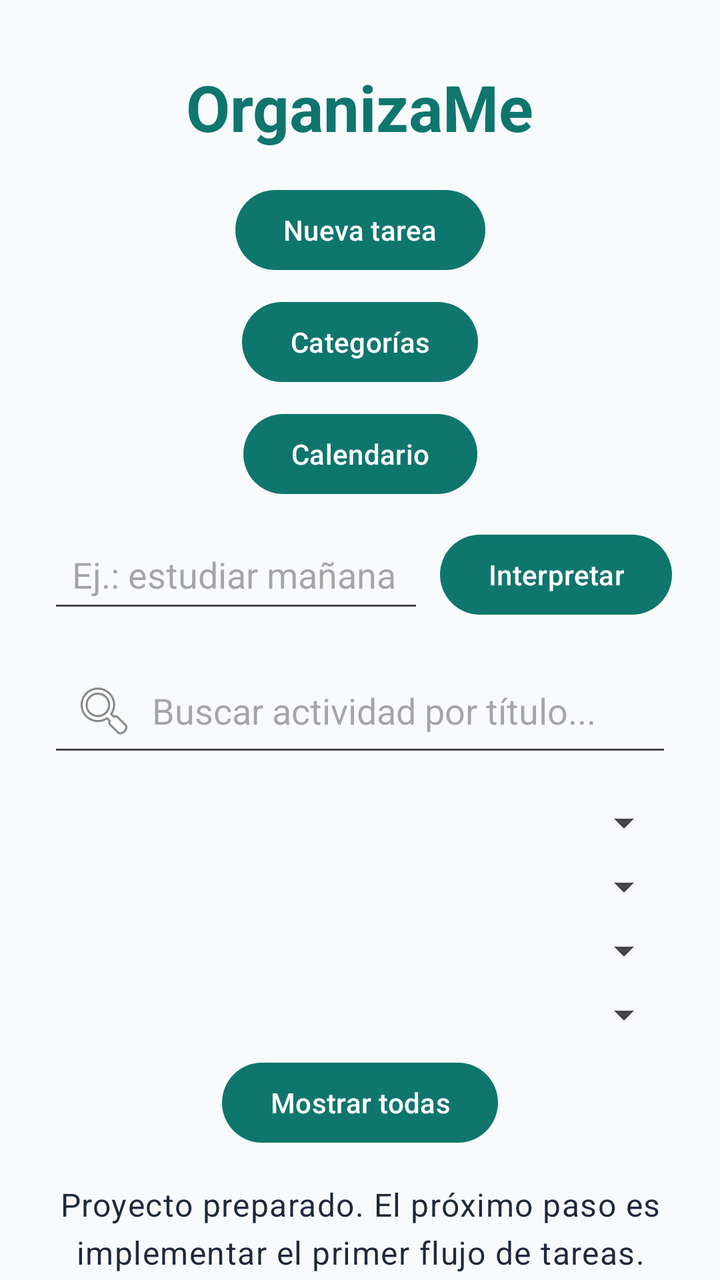
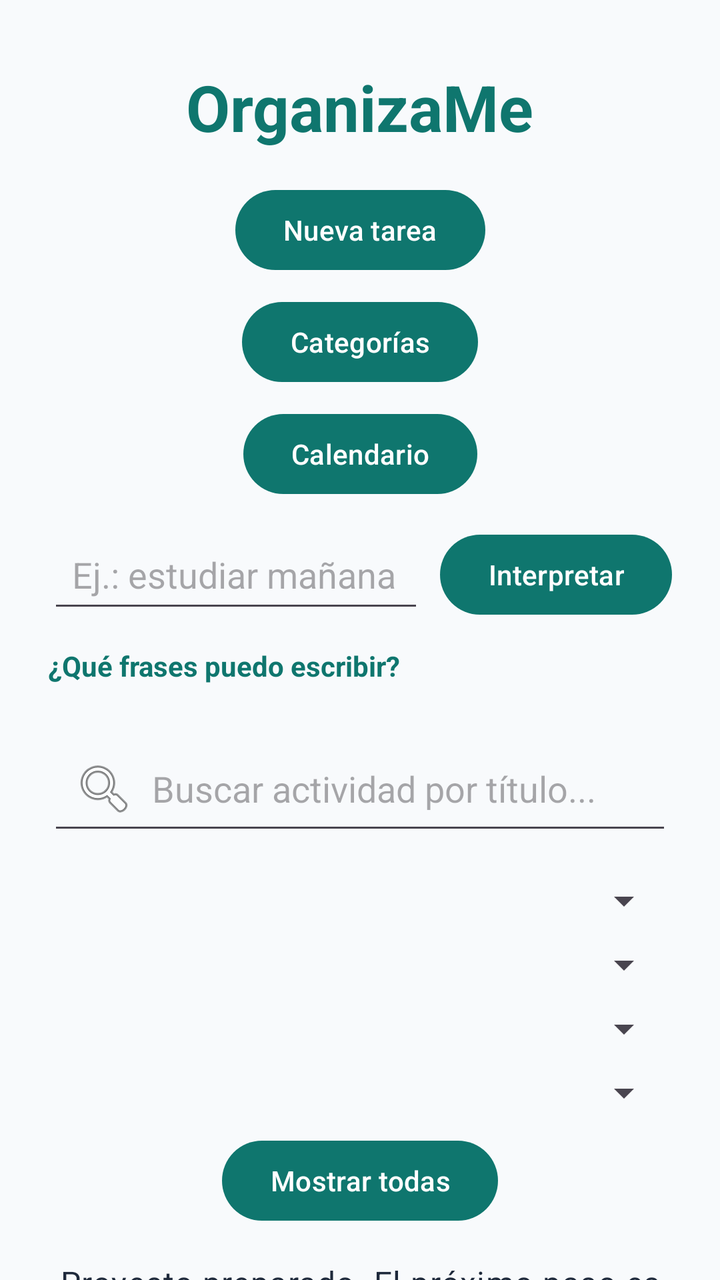

Screens rendered from an Android XML layout before and after an edit, with the pre-edit source and the edit as a unified diff.
<!-- AndroidManifest.xml: application theme Theme.OrganizaMe -->
<!-- res/layout/activity_main.xml -->
<?xml version="1.0" encoding="utf-8"?>
<androidx.constraintlayout.widget.ConstraintLayout
    xmlns:android="http://schemas.android.com/apk/res/android"
    xmlns:app="http://schemas.android.com/apk/res-auto"
    xmlns:tools="http://schemas.android.com/tools"
    android:layout_width="match_parent"
    android:layout_height="match_parent"
    android:background="@color/background">

    <TextView
        android:id="@+id/titleText"
        android:layout_width="wrap_content"
        android:layout_height="wrap_content"
        android:layout_marginTop="32dp"
        android:text="@string/app_name"
        android:textAppearance="@style/TextAppearance.Material3.HeadlineLarge"
        android:textColor="@color/primary"
        android:textStyle="bold"
        app:layout_constraintEnd_toEndOf="parent"
        app:layout_constraintStart_toStartOf="parent"
        app:layout_constraintTop_toTopOf="parent" />

    <Button
        android:id="@+id/btnNuevaTarea"
        android:layout_width="wrap_content"
        android:layout_height="wrap_content"
        android:layout_marginTop="16dp"
        android:text="Nueva tarea"
        app:layout_constraintEnd_toEndOf="parent"
        app:layout_constraintStart_toStartOf="parent"
        app:layout_constraintTop_toBottomOf="@id/titleText" />


    <Button
        android:id="@+id/btnCategorias"
        android:layout_width="wrap_content"
        android:layout_height="wrap_content"
        android:layout_marginTop="8dp"
        android:text="Categorías"
        app:layout_constraintStart_toStartOf="parent"
        app:layout_constraintEnd_toEndOf="parent"
        app:layout_constraintTop_toBottomOf="@id/btnNuevaTarea" />


    <Button
        android:id="@+id/btnCalendario"
        android:layout_width="wrap_content"
        android:layout_height="wrap_content"
        android:layout_marginTop="8dp"
        android:text="Calendario"
        app:layout_constraintStart_toStartOf="parent"
        app:layout_constraintEnd_toEndOf="parent"
        app:layout_constraintTop_toBottomOf="@id/btnCategorias" />

    <EditText
        android:id="@+id/entradaRapida"
        android:layout_width="0dp"
        android:layout_height="wrap_content"
        android:layout_marginStart="24dp"
        android:layout_marginTop="12dp"
        android:layout_marginEnd="8dp"
        android:hint="Ej.: estudiar mañana a las 18"
        android:inputType="textCapSentences"
        android:maxLines="2"
        android:padding="12dp"
        app:layout_constraintEnd_toStartOf="@id/btnInterpretar"
        app:layout_constraintStart_toStartOf="parent"
        app:layout_constraintTop_toBottomOf="@id/btnCalendario" />

    <Button
        android:id="@+id/btnInterpretar"
        android:layout_width="wrap_content"
        android:layout_height="wrap_content"
        android:layout_marginEnd="24dp"
        android:text="Interpretar"
        app:layout_constraintBottom_toBottomOf="@id/entradaRapida"
        app:layout_constraintEnd_toEndOf="parent"
        app:layout_constraintTop_toTopOf="@id/entradaRapida" />

    <EditText
        android:id="@+id/buscarTitulo"
        android:layout_width="0dp"
        android:layout_height="wrap_content"
        android:layout_marginTop="16dp"
        android:layout_marginStart="24dp"
        android:layout_marginEnd="24dp"
        android:padding="12dp"
        android:hint="Buscar actividad por título..."
        android:inputType="text"
        android:singleLine="true"
        android:drawableStart="@android:drawable/ic_menu_search"
        android:drawablePadding="8dp"
        app:layout_constraintTop_toBottomOf="@id/entradaRapida"
        app:layout_constraintStart_toStartOf="parent"
        app:layout_constraintEnd_toEndOf="parent" />


    <Spinner
        android:id="@+id/filtroCategoria"
        android:layout_width="0dp"
        android:layout_height="wrap_content"
        android:layout_marginTop="16dp"
        android:layout_marginStart="24dp"
        android:layout_marginEnd="24dp"
        android:padding="8dp"
        app:layout_constraintTop_toBottomOf="@id/buscarTitulo"
        app:layout_constraintStart_toStartOf="parent"
        app:layout_constraintEnd_toEndOf="parent" />


    <Spinner
        android:id="@+id/filtroEstado"
        android:layout_width="0dp"
        android:layout_height="wrap_content"
        android:layout_marginTop="8dp"
        android:layout_marginStart="24dp"
        android:layout_marginEnd="24dp"
        android:padding="8dp"
        app:layout_constraintTop_toBottomOf="@id/filtroCategoria"
        app:layout_constraintStart_toStartOf="parent"
        app:layout_constraintEnd_toEndOf="parent" />

    <Spinner
        android:id="@+id/filtroPrioridad"
        android:layout_width="0dp"
        android:layout_height="wrap_content"
        android:layout_marginTop="8dp"
        android:layout_marginStart="24dp"
        android:layout_marginEnd="24dp"
        android:padding="8dp"
        app:layout_constraintTop_toBottomOf="@id/filtroEstado"
        app:layout_constraintStart_toStartOf="parent"
        app:layout_constraintEnd_toEndOf="parent" />



    <TextView
        android:id="@+id/statusText"
        android:layout_width="0dp"
        android:layout_height="wrap_content"
        android:layout_marginTop="16dp"
        android:gravity="center"
        android:text="@string/initial_status"
        android:textAppearance="@style/TextAppearance.Material3.BodyLarge"
        android:textColor="@color/on_background"
        app:layout_constraintEnd_toEndOf="parent"
        app:layout_constraintStart_toStartOf="parent"
        app:layout_constraintTop_toBottomOf="@id/btnMostrarTodas" />

    <Spinner
        android:id="@+id/filtroTipo"
        android:layout_width="0dp"
        android:layout_height="wrap_content"
        android:layout_marginTop="8dp"
        android:layout_marginStart="24dp"
        android:layout_marginEnd="24dp"
        android:padding="8dp"
        app:layout_constraintTop_toBottomOf="@id/filtroPrioridad"
        app:layout_constraintStart_toStartOf="parent"
        app:layout_constraintEnd_toEndOf="parent" />


    <Button
        android:id="@+id/btnMostrarTodas"
        android:layout_width="wrap_content"
        android:layout_height="wrap_content"
        android:layout_marginTop="8dp"
        android:text="Mostrar todas"
        app:layout_constraintTop_toBottomOf="@id/filtroTipo"
        app:layout_constraintStart_toStartOf="parent"
        app:layout_constraintEnd_toEndOf="parent" />


    <androidx.recyclerview.widget.RecyclerView
        android:id="@+id/listaActividades"
        android:layout_width="0dp"
        android:layout_height="0dp"
        android:layout_marginTop="16dp"
        android:padding="16dp"
        app:layout_constraintBottom_toBottomOf="parent"
        app:layout_constraintEnd_toEndOf="parent"
        app:layout_constraintStart_toStartOf="parent"
        app:layout_constraintTop_toBottomOf="@id/statusText" />

</androidx.constraintlayout.widget.ConstraintLayout>
<!-- resources referenced by this layout -->
<resources>
  <color name="background">#F8FAFC</color>
  <color name="on_background">#1E293B</color>
  <color name="primary">#0F766E</color>
  <string name="app_name">OrganizaMe</string>
  <string name="initial_status">Proyecto preparado. El próximo paso es implementar el primer flujo de tareas.</string>
  <style name="Theme.OrganizaMe" parent="Theme.Material3.DayNight.NoActionBar">
          <item name="colorPrimary">@color/primary</item>
          <item name="colorPrimaryDark">@color/primary_dark</item>
          <item name="colorSecondary">@color/secondary</item>
          <item name="android:windowLightStatusBar">true</item>
          <item name="android:navigationBarColor">@color/background</item>
          <item name="android:windowBackground">@color/background</item>
      </style>
  <color name="primary_dark">#134E4A</color>
  <color name="secondary">#2563EB</color>
</resources>

<!-- the commit's change to res/layout/activity_main.xml (unified diff, before → after) -->
@@ -77,6 +77,20 @@
         app:layout_constraintEnd_toEndOf="parent"
         app:layout_constraintTop_toTopOf="@id/entradaRapida" />
 
+    <TextView
+        android:id="@+id/btnAyudaParser"
+        android:layout_width="wrap_content"
+        android:layout_height="wrap_content"
+        android:layout_marginStart="24dp"
+        android:layout_marginTop="4dp"
+        android:paddingTop="8dp"
+        android:paddingBottom="8dp"
+        android:text="¿Qué frases puedo escribir?"
+        android:textColor="@color/primary"
+        android:textStyle="bold"
+        app:layout_constraintStart_toStartOf="parent"
+        app:layout_constraintTop_toBottomOf="@id/entradaRapida" />
+
     <EditText
         android:id="@+id/buscarTitulo"
         android:layout_width="0dp"
@@ -90,7 +104,7 @@
         android:singleLine="true"
         android:drawableStart="@android:drawable/ic_menu_search"
         android:drawablePadding="8dp"
-        app:layout_constraintTop_toBottomOf="@id/entradaRapida"
+        app:layout_constraintTop_toBottomOf="@id/btnAyudaParser"
         app:layout_constraintStart_toStartOf="parent"
         app:layout_constraintEnd_toEndOf="parent" />
 
